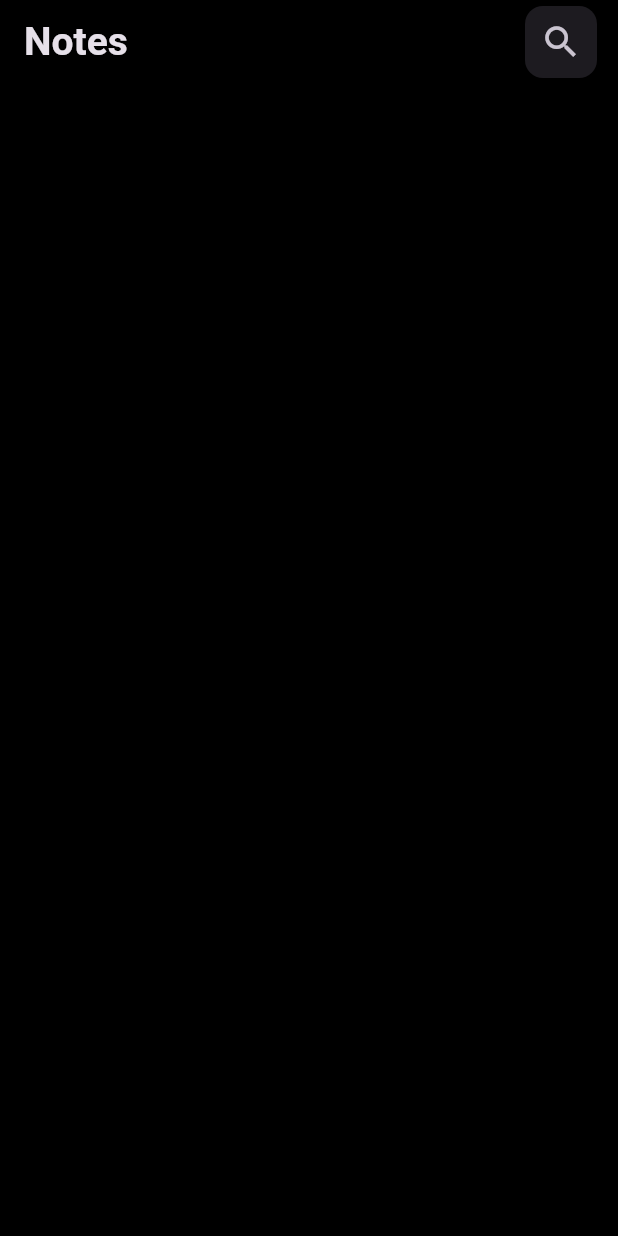
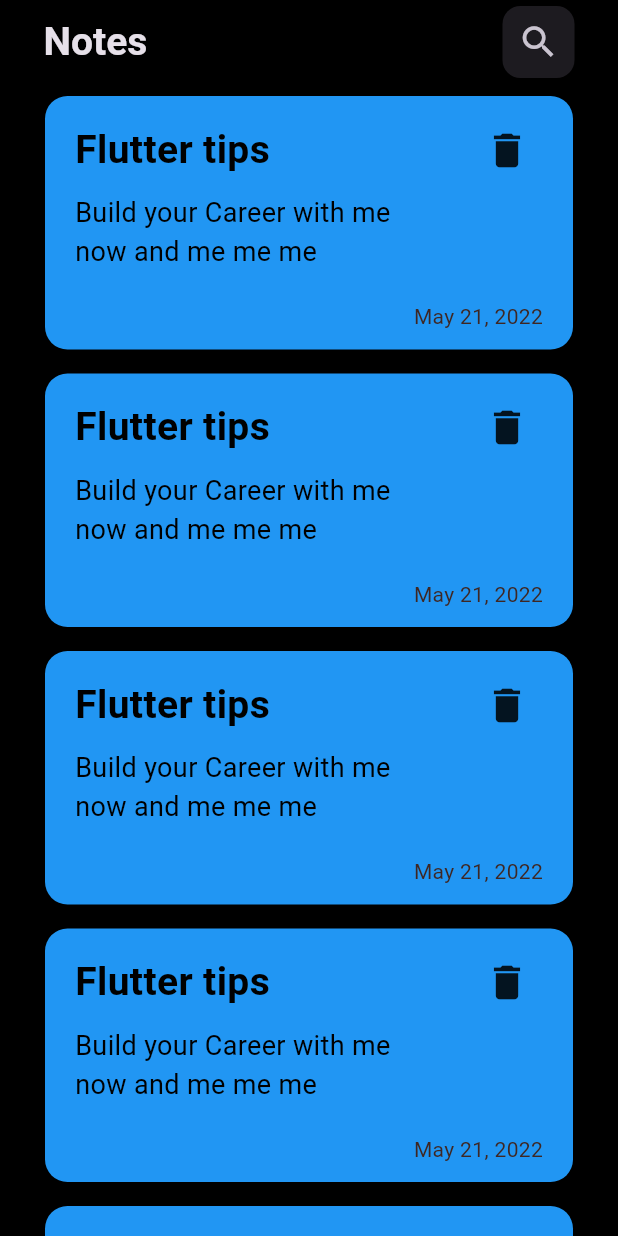
Before and after one commit to Adham1005/notes_app, a Flutter app: the screen it shows after launch, on a phone screen of 412 x 824 dp. Run offline on Flutter 3.47's test engine with Material 3 defaults, Android fonts, the phone set to English and light mode, and no system bars.

Commit message:
Add ListView to makes the item cards

```diff
--- a/lib/Views/notes_view.dart
+++ b/lib/Views/notes_view.dart
@@ -1,4 +1,5 @@
 import 'package:flutter/material.dart';
+import 'package:notes_app/Widgets/notes_item_card.dart';
 
 class NotesView extends StatelessWidget {
   const NotesView({super.key});
@@ -8,7 +9,7 @@ class NotesView extends StatelessWidget {
     return Scaffold(
       appBar: AppBar(
         title: Text(
-          'Notes',
+          '  Notes',
           style: TextStyle(
             fontWeight: FontWeight.bold,
             fontSize: 26,
@@ -16,7 +17,7 @@ class NotesView extends StatelessWidget {
         ),
         actions: [
           Padding(
-            padding: const EdgeInsets.only(right: 10.0),
+            padding: const EdgeInsets.only(right: 25.0),
             child: Card(
               child: IconButton(
                 onPressed: () {},
@@ -29,6 +30,12 @@ class NotesView extends StatelessWidget {
           ),
         ],
       ),
+      body: ListView.builder(
+        itemBuilder: (context, index) {
+          return NotesItem();
+        },
+        itemCount: 6,
+      ),
     );
   }
 }
--- /dev/null
+++ b/lib/Widgets/notes_item_card.dart
@@ -0,0 +1,76 @@
+import 'package:flutter/material.dart';
+
+class NotesItem extends StatelessWidget {
+  const NotesItem({
+    super.key,
+  });
+
+  @override
+  Widget build(BuildContext context) {
+    return Container(
+      margin: EdgeInsets.symmetric(vertical: 8, horizontal: 30),
+      padding: EdgeInsets.symmetric(vertical: 12, horizontal: 20),
+      decoration: BoxDecoration(
+        color: Colors.blue, // Light yellow background
+        borderRadius: BorderRadius.circular(15),
+      ),
+      child: Column(
+        crossAxisAlignment: CrossAxisAlignment.start,
+        mainAxisSize: MainAxisSize.min,
+        children: [
+          // Title & Delete Icon Row
+          Row(
+            mainAxisAlignment: MainAxisAlignment.spaceBetween,
+            children: [
+              Text(
+                'Flutter tips',
+                style: TextStyle(
+                  fontSize: 26,
+                  fontWeight: FontWeight.bold,
+                  color: Colors.black,
+                ),
+              ),
+              IconButton(
+                color: Colors.transparent,
+                onPressed: () {},
+                icon: Icon(
+                  Icons.delete,
+                  color: Colors.black87,
+                  size: 30,
+                ),
+              ),
+            ],
+          ),
+          SizedBox(
+            height: 5,
+          ),
+          // Description
+          Padding(
+            padding: const EdgeInsets.only(right: 100.0),
+            child: Text(
+              'Build your Career with me now and me me me',
+              style: TextStyle(
+                fontSize: 18,
+                color: Colors.black,
+                overflow: TextOverflow.ellipsis,
+              ),
+              maxLines: 2,
+            ),
+          ),
+          SizedBox(height: 20),
+          // Date
+          Align(
+            alignment: Alignment.bottomRight,
+            child: Text(
+              'May 21, 2022',
+              style: TextStyle(
+                fontSize: 14,
+                color: Colors.brown[900],
+              ),
+            ),
+          ),
+        ],
+      ),
+    );
+  }
+}
```
